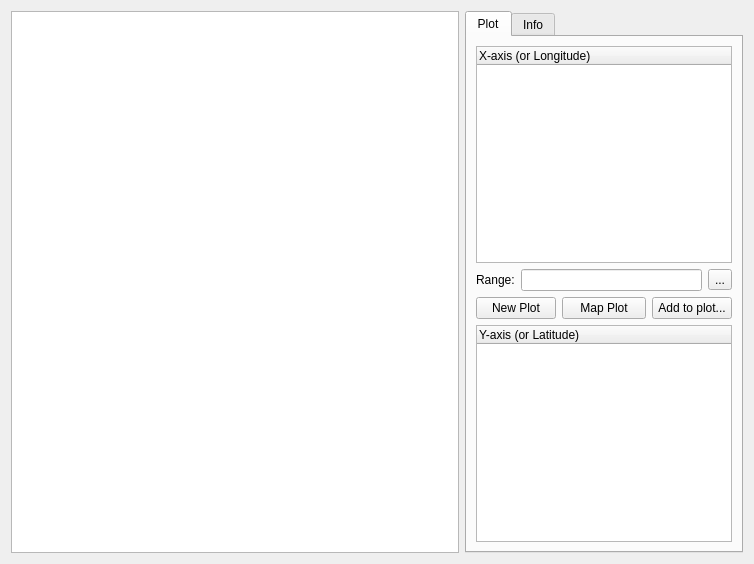
Old version of the form src/tablewidget.ui in the repository noedigcode/GidPlot.
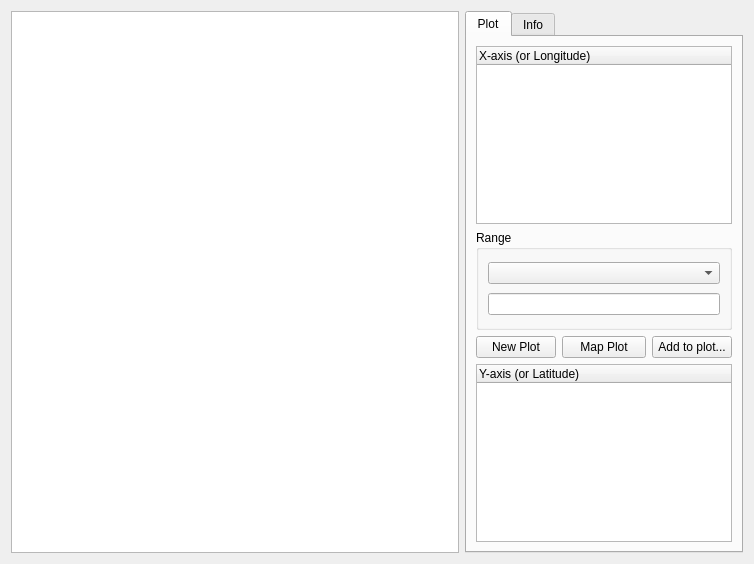
New version of the form. Icons and pictures are not drawn.

Commit message: Improve range select/edit UI. Add range name to plot name (i.e. in legend) if not full range. Disable add subplot to map plot menu item for now as it is not implemented.

Diff of the .ui file:
```diff
--- a/src/tablewidget.ui
+++ b/src/tablewidget.ui
@@ -49,34 +49,25 @@
         </widget>
        </item>
        <item>
-        <layout class="QHBoxLayout" name="horizontalLayout_3">
-         <property name="topMargin">
-          <number>0</number>
+        <widget class="QGroupBox" name="groupBox_2">
+         <property name="minimumSize">
+          <size>
+           <width>0</width>
+           <height>100</height>
+          </size>
          </property>
+         <property name="title">
+          <string>Range</string>
+         </property>
+         <layout class="QVBoxLayout" name="verticalLayout_3">
          <item>
-          <widget class="QLabel" name="label_3">
-           <property name="sizePolicy">
-            <sizepolicy hsizetype="Fixed" vsizetype="Preferred">
-             <horstretch>0</horstretch>
-             <verstretch>0</verstretch>
-            </sizepolicy>
-           </property>
-           <property name="text">
-            <string>Range:</string>
-           </property>
-          </widget>
+           <widget class="QComboBox" name="comboBox_range"/>
          </item>
          <item>
           <widget class="QLineEdit" name="lineEdit_range"/>
          </item>
-         <item>
-          <widget class="QToolButton" name="toolButton_range">
-           <property name="text">
-            <string>...</string>
-           </property>
-          </widget>
-         </item>
-        </layout>
+         </layout>
+        </widget>
        </item>
        <item>
         <layout class="QHBoxLayout" name="horizontalLayout">
```
Lines whose indentation alone changed are shown as unchanged. The commit also changes 14 other files.
